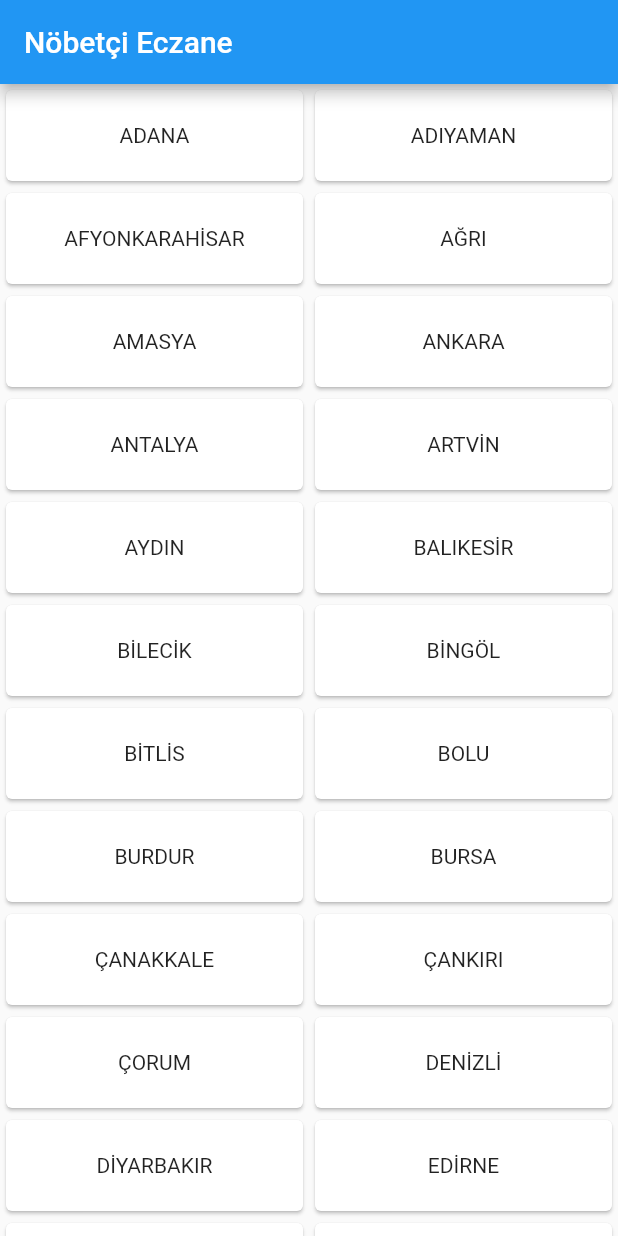
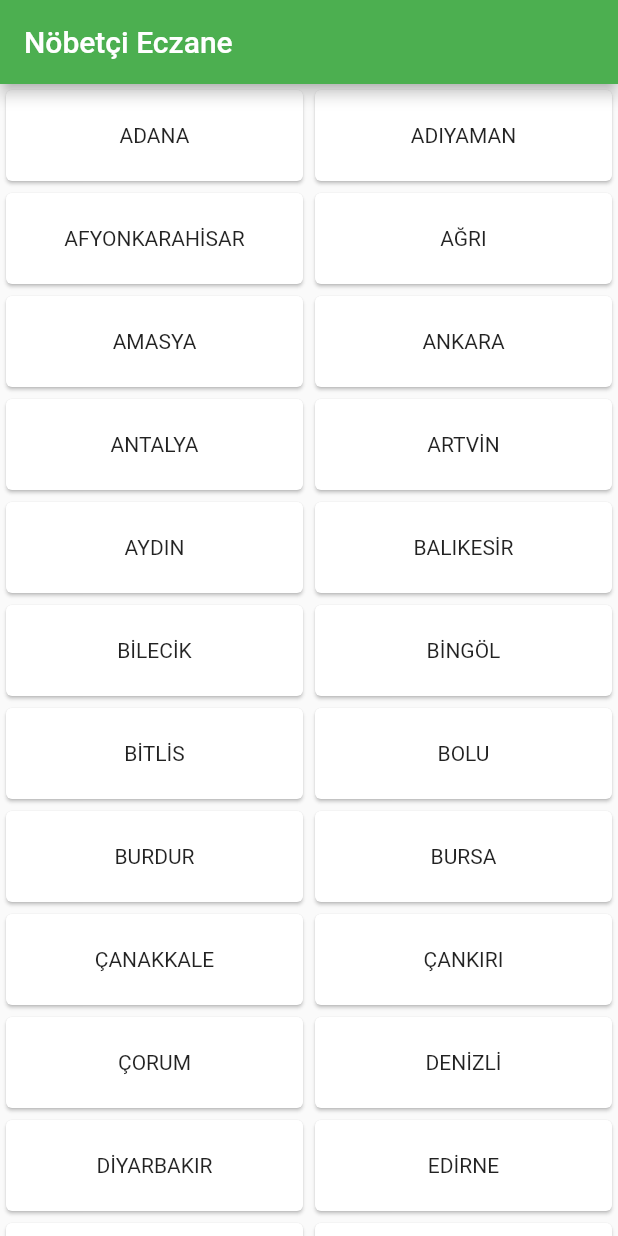
Before and after one commit to denizhankirmaci/nobetci_eczane, a Flutter app: the screen it shows after launch, on a phone screen of 412 x 824 dp. Run offline on Flutter 3.47's test engine with Material 2 defaults, Android fonts, the phone set to English and light mode, and no system bars.

Commit message:
ufak değişiklikler

```diff
--- a/lib/anasayfa.dart
+++ b/lib/anasayfa.dart
@@ -10,6 +10,7 @@ class AnaSayfa extends StatelessWidget {
     return Scaffold(
       appBar: AppBar(
         title: Text("Nöbetçi Eczane"),
+        backgroundColor: Colors.green,
       ),
       body: GridView(
         gridDelegate: SliverGridDelegateWithFixedCrossAxisCount(
@@ -24,7 +25,11 @@ class AnaSayfa extends StatelessWidget {
                 onTap: () {
                   //print(ilMap.keys.first);
                   print(ilMap.values);
-                  Navigator.push(context, MaterialPageRoute(builder: (ctx)=>SehirDetay(ilAdi: ilMap.values.toString())));
+                  Navigator.push(
+                      context,
+                      MaterialPageRoute(
+                          builder: (ctx) =>
+                              SehirDetay(ilAdi: ilMap.values.toString())));
                   // Navigator.push(
                   //     context,
                   //     MaterialPageRoute(
--- a/lib/detay_sayfa.dart
+++ b/lib/detay_sayfa.dart
@@ -25,8 +25,7 @@ class _DetaySayfaState extends State<DetaySayfa> {
     if (cevap.statusCode == 200) {
       Map icCevap = jsonDecode(utf8.decode(cevap.bodyBytes));
       if (icCevap["success"]) {
-        _eczaneListesi =
-            icCevap["data"]
+        _eczaneListesi = icCevap["data"]
             .map((e) => Eczane.fromJson(e))
             .toList()
             .cast<Eczane>();
--- a/lib/ilce_detay.dart
+++ b/lib/ilce_detay.dart
@@ -61,6 +61,7 @@ class _IlceDetayState extends State<IlceDetay> {
     return Scaffold(
       appBar: AppBar(
         title: Text(widget.ilceAdi + " Eczaneleri"),
+        foregroundColor: Colors.greenAccent,
       ),
       body: Center(
         child: Column(
--- a/lib/main.dart
+++ b/lib/main.dart
@@ -9,6 +9,7 @@ class AnaGiris extends StatelessWidget {
   @override
   Widget build(BuildContext context) {
     return MaterialApp(
+      theme: ThemeData(primaryColor: Colors.green),
       home: AnaSayfa(),
     );
   }
--- a/lib/sehir_detay.dart
+++ b/lib/sehir_detay.dart
@@ -63,6 +63,7 @@ class _SehirDetayState extends State<SehirDetay> {
     return Scaffold(
       appBar: AppBar(
         title: Text("${widget.ilAdi} İlçeleri"),
+        backgroundColor: Colors.deepOrange,
       ),
       body: GridView(
         gridDelegate: SliverGridDelegateWithFixedCrossAxisCount(
```
Also changed, not shown: pubspec.lock.
